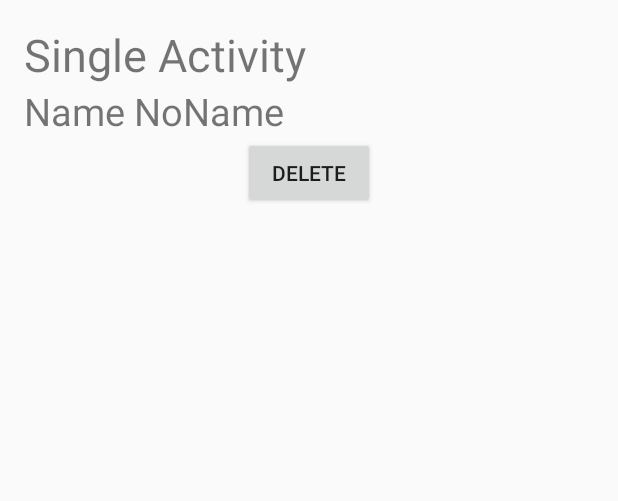
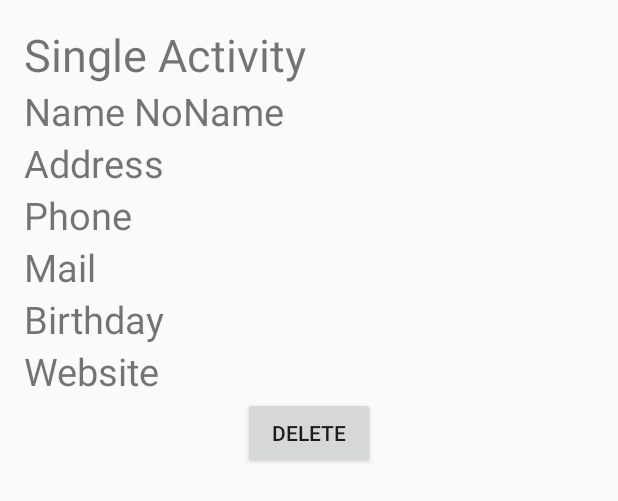
Before and after one commit to CrystalOfLife/FriendStalkerApp, an Android app: the layout activity_single.xml on its own in the app's theme, with its tools: preview values and no code run, on a phone screen of 412 x 824 dp. Shown: the top 501 px of the screen. Run offline under Robolectric (Android 15) with nearby library versions, the phone set to English and light mode, and no system bars.

Commit message:
more information

```diff
--- a/app/src/main/java/com/example/nicolai/SingleActivity.java
+++ b/app/src/main/java/com/example/nicolai/SingleActivity.java
@@ -23,8 +23,18 @@ public class SingleActivity extends Activity {
         BEPerson current = dao.getAll().get(index);
 
         TextView txtName = (TextView)findViewById(R.id.txtName);
+        TextView txtAddress = (TextView)findViewById(R.id.txtAddress);
+        TextView txtPhone = (TextView)findViewById(R.id.txtPhone);
+        TextView txtMail = (TextView)findViewById(R.id.txtMail);
+        TextView txtBirthday = (TextView)findViewById(R.id.txtBirthday);
+        TextView txtWebsite = (TextView)findViewById(R.id.txtWebsite);
 
         txtName.setText(current.m_name);
+        txtAddress.setText(current.m_address);
+        txtPhone.setText(current.m_phone);
+        txtMail.setText(current.m_mail);
+        txtBirthday.setText(current.m_birthday);
+        txtWebsite.setText(current.m_website);
     }
 
     public void onClickDelete(View v)
--- a/app/src/main/res/layout/activity_single.xml
+++ b/app/src/main/res/layout/activity_single.xml
@@ -7,24 +7,60 @@
     android:orientation="vertical"
     tools:context="com.example.nicolai.SingleActivity">
 
-    <TextView android:text="Single Activity"
+    <TextView
         android:layout_width="wrap_content"
         android:layout_height="wrap_content"
+        android:text="Single Activity"
         android:textSize="30dp"/>
 
     <TextView
+        android:id="@+id/txtName"
         android:layout_width="wrap_content"
         android:layout_height="wrap_content"
         android:text="Name NoName"
-        android:id="@+id/txtName"
-        android:textSize="25dp"
-       />
+        android:textSize="25dp" />
+
+    <TextView
+        android:id="@+id/txtAddress"
+        android:layout_width="wrap_content"
+        android:layout_height="wrap_content"
+        android:text="Address"
+        android:textSize="25dp" />
+
+    <TextView
+        android:id="@+id/txtPhone"
+        android:layout_width="wrap_content"
+        android:layout_height="wrap_content"
+        android:text="Phone"
+        android:textSize="25dp" />
+
+    <TextView
+        android:id="@+id/txtMail"
+        android:layout_width="wrap_content"
+        android:layout_height="wrap_content"
+        android:text="Mail"
+        android:textSize="25dp" />
+
+    <TextView
+        android:id="@+id/txtBirthday"
+        android:layout_width="wrap_content"
+        android:layout_height="wrap_content"
+        android:text="Birthday"
+        android:textSize="25dp" />
+
+    <TextView
+        android:id="@+id/txtWebsite"
+        android:layout_width="wrap_content"
+        android:layout_height="wrap_content"
+        android:text="Website"
+        android:textSize="25dp" />
+
     <Button
         android:id="@+id/btnDelete"
-        android:text="Delete"
         android:layout_width="wrap_content"
         android:layout_height="wrap_content"
         android:layout_gravity="center"
+        android:text="Delete"
         android:onClick="onClickDelete"/>
 
 </LinearLayout>
```
